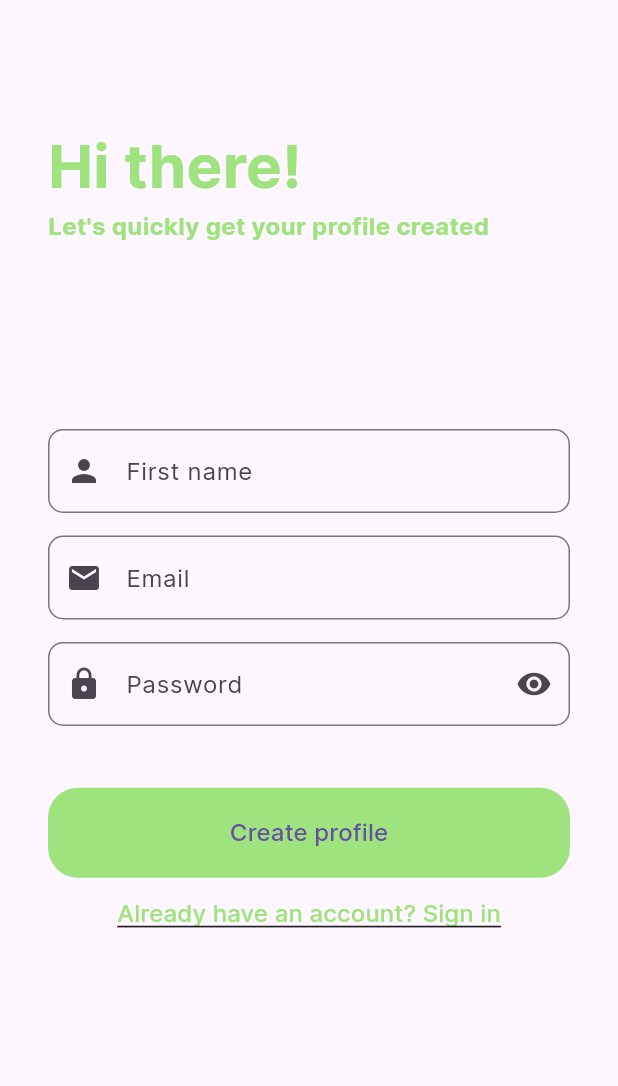
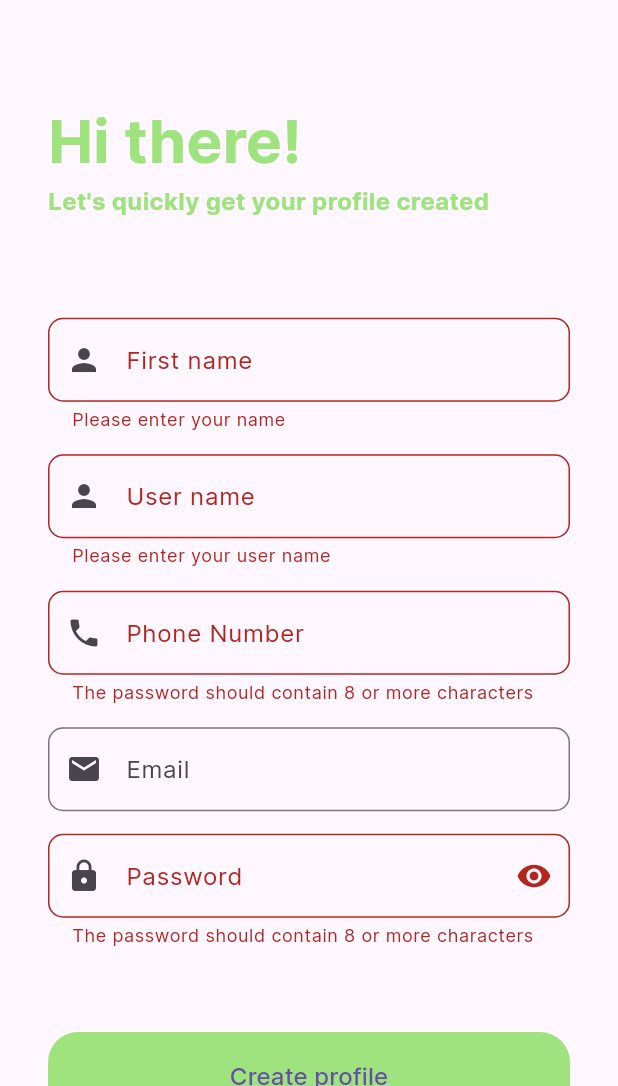
Before and after one commit to palashbhasme/solution_challenge, a Flutter app: the RegisterScreen screen opened directly, after a tap on "Create profile", on a phone screen of 412 x 824 dp, the part 150-1236 px from its top. Run offline on Flutter 3.47's test engine with Material 3 defaults, Android fonts, the phone set to English and light mode, and no system bars; our stand-ins replace custom_navigation_bar, dash_chat_2, flutter_dotenv, google_maps_flutter, image_picker, location and 2 more; missing offline and left inert: dart:ffi, flutter_polyline_points; accounts and stored records are empty; network calls fail; project files that could hold a hidden picture were left out.

Commit message:
Adjustments to login/register and map feature

```diff
--- a/lib/screens/register_screen.dart
+++ b/lib/auth/register_screen.dart
@@ -1,7 +1,10 @@
 import 'package:flutter/material.dart';
-import 'package:shared_preferences/shared_preferences.dart';
+import 'package:solution_challenge/widgets/dob_picker.dart';
+
+import 'package:solution_challenge/widgets/register_drop_down.dart';
 import '../common/global_variables.dart';
 import '../widgets/custom_text_form_field.dart';
+import 'auth_service.dart';
 import 'login_screen.dart';
 
 class RegisterScreen extends StatefulWidget {
@@ -13,11 +16,12 @@ class RegisterScreen extends StatefulWidget {
 
 class _RegisterScreenState extends State<RegisterScreen> {
   final _formKey = GlobalKey<FormState>();
-
-  String? firstName;
-  String? email;
-  String? password;
-
+  AuthServices authServices = AuthServices();
+  late String firstName;
+  late String email;
+  late String password;
+  late String phoneNumber;
+  late String userName;
   @override
   void initState() {}
 
@@ -41,7 +45,7 @@ class _RegisterScreenState extends State<RegisterScreen> {
             crossAxisAlignment: CrossAxisAlignment.start,
             children: [
               SizedBox(
-                height: screenHeight * 0.1,
+                height: screenHeight * 0.08,
               ),
               const Padding(
                 padding: EdgeInsets.symmetric(horizontal: 32.0),
@@ -66,7 +70,7 @@ class _RegisterScreenState extends State<RegisterScreen> {
                 ),
               ),
               SizedBox(
-                height: screenHeight * 0.15,
+                height: screenHeight * 0.08,
               ),
               Form(
                 key: _formKey,
@@ -92,6 +96,44 @@ class _RegisterScreenState extends State<RegisterScreen> {
                       height: 15,
                     ),
                     CustomTextFormField(
+                      labelText: 'User name',
+                      obscureText: false,
+                      prefixIcon: const Icon(Icons.person),
+                      onSaved: (val) {
+                        setState(() {
+                          userName = val;
+                        });
+                      },
+                      validator: (val) {
+                        if (val.isEmpty) {
+                          return 'Please enter your user name';
+                        }
+                        return null;
+                      },
+                    ),
+                    const SizedBox(
+                      height: 15,
+                    ),
+                    CustomTextFormField(
+                      labelText: 'Phone Number',
+                      obscureText: false,
+                      prefixIcon: const Icon(Icons.phone),
+                      onSaved: (val) {
+                        setState(() {
+                          phoneNumber = val;
+                        });
+                      },
+                      validator: (val) {
+                        if (val.isEmpty || val.length < 8) {
+                          return 'The password should contain 8 or more characters';
+                        }
+                        return null;
+                      },
+                    ),
+                    const SizedBox(
+                      height: 15,
+                    ),
+                    CustomTextFormField(
                       labelText: 'Email',
                       obscureText: false,
                       prefixIcon: const Icon(Icons.email),
@@ -101,9 +143,6 @@ class _RegisterScreenState extends State<RegisterScreen> {
                         });
                       },
                       validator: (val) {
-                        // if (!EmailValidator.validate(val)) {
-                        //   return 'Please enter a valid email';
-                        // }
                         return null;
                       },
                     ),
@@ -126,6 +165,9 @@ class _RegisterScreenState extends State<RegisterScreen> {
                         return null;
                       },
                     ),
+                    const SizedBox(
+                      height: 15,
+                    ),
                   ],
                 ),
               ),
@@ -142,22 +184,19 @@ class _RegisterScreenState extends State<RegisterScreen> {
                       shape: RoundedRectangleBorder(
                           borderRadius: BorderRadius.circular(20))),
                   onPressed: () async {
-                    // if (_formKey.currentState!.validate()) {
-                    //   _formKey.currentState!.save();
-                    //   final username = await AuthServices.signUp(
-                    //       firstName!, email!, password!);
-                    //   if (username != null) {
-                    //     Navigator.pushReplacement(
-                    //       context,
-                    //       MaterialPageRoute(
-                    //         builder: (context) => HomeScreen(
-                    //           // username: username,
-                    //           // prefs: widget.prefs,
-                    //         ),
-                    //       ),
-                    //     );
-                    //   }
-                    // }
+                    if(_formKey.currentState!.validate()){
+                      _formKey.currentState!.save();
+
+                    authServices.registerUser(
+                      phone: phoneNumber,
+                      context: context,
+                      firstName: firstName,
+                      email: email,
+                      userName:  userName,
+                      password: password,
+
+                    );
+                    }
                   },
                   child: const Padding(
                     padding: EdgeInsets.all(16.0),
--- a/lib/main.dart
+++ b/lib/main.dart
@@ -1,11 +1,13 @@
 import 'package:flutter/material.dart';
 import 'package:flutter_dotenv/flutter_dotenv.dart';
 import 'package:shared_preferences/shared_preferences.dart';
+import 'package:solution_challenge/form/form_screen/data_form.dart';
 import 'package:solution_challenge/routes.dart';
 import 'package:solution_challenge/screens/chat_bot.dart';
 import 'package:solution_challenge/screens/home_screen.dart';
-import 'package:solution_challenge/screens/login_screen.dart';
+import 'package:solution_challenge/auth/login_screen.dart';
 import 'package:solution_challenge/screens/main_navigation_bar.dart';
+import 'package:solution_challenge/auth/register_screen.dart';
 
 
 void main() async{
@@ -25,7 +27,7 @@ class MyApp extends StatelessWidget {
         fontFamily: 'Inter-VariableFont'
       ),
       onGenerateRoute: (settings) => generateRoute(settings),
-      home: HomeScreen(),
+      home: LoginScreen(),
     );
   }
 }
--- /dev/null
+++ b/lib/models/user_model.dart
@@ -0,0 +1,68 @@
+import 'dart:convert';
+import 'dart:ffi';
+
+import 'package:flutter/material.dart';
+
+class UserModel {
+  final String?token;
+  final String? picture;
+  final String name;
+  final String? dob;
+  final String email;
+  final String phone;
+  final String gender;
+  final bool volunteer;
+  final String userName;
+  final String password;
+
+  UserModel({
+    required this.name,
+    required this.gender,
+    required this.email,
+    required this.picture,
+    required this.dob,
+    required this.phone,
+    required this.volunteer,
+    required this.userName,
+    required this.password,
+    required this.token,
+  });
+
+  Map<String, dynamic> toMap() {
+    return {
+      'username':this.userName,
+      'password' : this.password,
+      'name': this.name,
+      'gender': this.gender,
+      'email':this.email,
+      'picture': this.picture,
+      'dob': this.dob,
+      'phone':this.phone,
+      'is_volunteer':this.volunteer,
+      'access_token':this.token,
+    };
+  }
+
+  factory UserModel.fromMap(Map<String, dynamic> json) {
+    return UserModel(
+      name: json['name'] ?? '',
+      picture: json['picture'] ?? '',
+      gender: json['gender'] ?? '',
+      dob: json['dob'] ?? '',
+      email: json['email'] ?? '',
+      phone: json['phone'] ?? '',
+      volunteer:json['is_volunteer'] ?? false,
+      userName: json['username']??'',
+      password: json['password']??'',
+      token: json['access_token']??'',
+
+
+    );
+  }
+
+  String toJson() => jsonEncode(toMap());
+
+  factory UserModel.fromJson(String source) =>
+      UserModel.fromMap(json.decode(source));
+
+}
--- /dev/null
+++ b/lib/provider/user_provider.dart
@@ -0,0 +1,24 @@
+import 'package:flutter/material.dart';
+import '../models/user_model.dart';
+
+class UserProvider extends ChangeNotifier {
+  UserModel _user = UserModel(
+    name: '',
+    gender: '',
+    email: '',
+    picture: '',
+    dob: '',
+    phone: '',
+    volunteer: false,
+    userName: '',
+    password: '',
+    token: '',
+  );
+
+  UserModel get user => _user;
+
+  set user(UserModel newUser) {
+    _user = newUser;
+    notifyListeners(); // Notify listeners when user data changes
+  }
+}
--- a/lib/screens/map_screen.dart
+++ b/lib/screens/map_screen.dart
@@ -2,8 +2,8 @@ import 'package:flutter/material.dart';
 import 'package:flutter_dotenv/flutter_dotenv.dart';
 import 'package:flutter_polyline_points/flutter_polyline_points.dart';
 import 'package:google_maps_flutter/google_maps_flutter.dart';
-import 'package:solution_challenge/screens/home_screen.dart';
 import '../services/location_service.dart';
+import 'home_screen.dart';
 
 class MapScreen extends StatefulWidget {
   const MapScreen({Key? key}) : super(key: key);
@@ -52,8 +52,8 @@ class _MapScreenState extends State<MapScreen> {
       appBar: AppBar(
         leading: BackButton(
           onPressed: () {
-            Navigator.pushNamedAndRemoveUntil(context, HomeScreen.routeName, (route) => false);
-          },
+            Navigator.pushNamedAndRemoveUntil(
+                context, HomeScreen.routeName, (route) => false);          },
         ),
         backgroundColor: Colors.transparent, // Transparent AppBar
         elevation: 0, // Remove shadow
--- a/lib/services/data_form_service.dart
+++ b/lib/services/data_form_service.dart
@@ -1,5 +1,5 @@
 import 'package:flutter/cupertino.dart';
-import 'package:solution_challenge/models/person_details.dart';
+import 'package:solution_challenge/models/child_model.dart';
 
 class data_form_service {
   void addPerson({
@@ -16,7 +16,7 @@ class data_form_service {
     required image,
   }) {
     try {
-      PersonDetails(
+      ChildModel(
           name: childName,
           address: address,
           height: height,
--- a/lib/widgets/custom_text_field.dart
+++ b/lib/widgets/custom_text_field.dart
@@ -21,7 +21,6 @@ class CustomTextField extends StatelessWidget {
       margin: EdgeInsets.fromLTRB(0, 10, 0, 0),
       child: DecoratedBox(
         decoration: BoxDecoration(
-
           boxShadow: [
             BoxShadow(
               color: Colors.grey.withOpacity(0.12),
@@ -34,7 +33,6 @@ class CustomTextField extends StatelessWidget {
         child: TextFormField(
           controller: controller,
           decoration: InputDecoration(
-
             isDense: true,
             contentPadding: EdgeInsets.all(12),
             //changing the padding inside the text field
--- a/pubspec.yaml
+++ b/pubspec.yaml
@@ -48,6 +48,7 @@ dependencies:
   flutter_profile_picture: ^2.0.0
   flutter_svg: ^2.0.10+1
   shared_preferences: ^2.2.2
+  provider: ^6.1.1
 
 dev_dependencies:
   flutter_test:
```
Also changed, not shown: lib/auth/auth_service.dart (+110 -0 lines), lib/auth/login_screen.dart (renamed from lib/screens/login_screen.dart, +20 -26 lines), lib/form/form_screen/data_form.dart (+79 -22 lines), lib/form/form_widgets/custom_picker.dart (+39 -9 lines), lib/models/child_model.dart (renamed from lib/models/person_details.dart, +5 -5 lines), lib/screens/home_screen.dart (+11 -4 lines), lib/screens/person_list.dart (+5 -5 lines), lib/widgets/dob_picker.dart (added, +50 -0 lines), lib/widgets/register_drop_down.dart (added, +49 -0 lines), lib/widgets/custom_text_form_field.dart (indentation only), pubspec.lock. Lines whose indentation alone changed are shown as unchanged.
